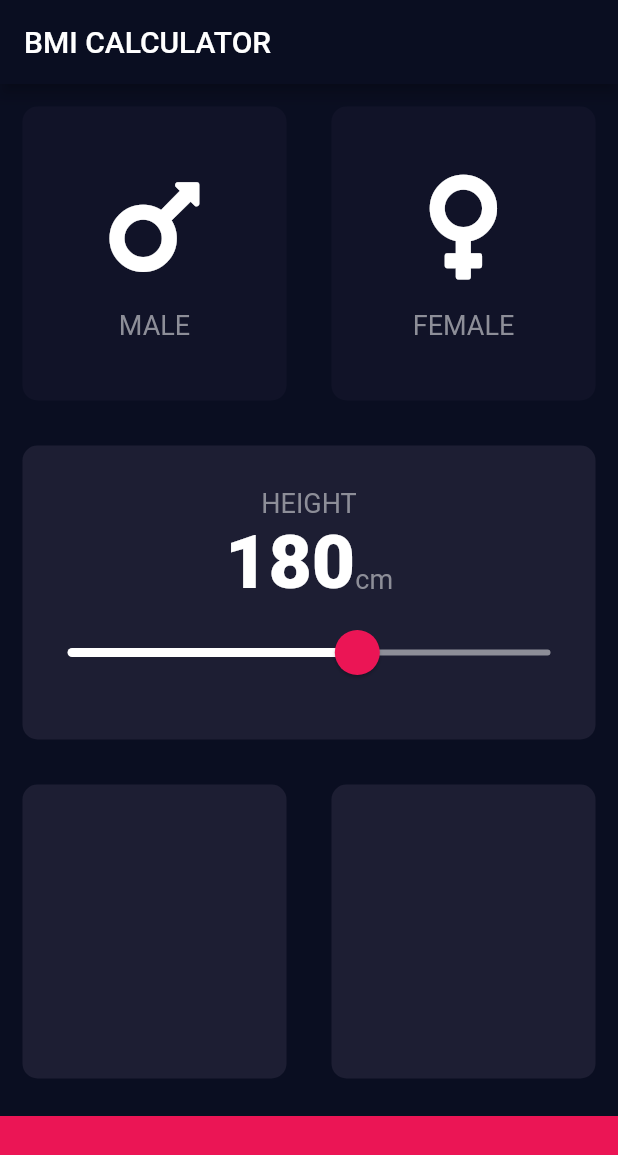
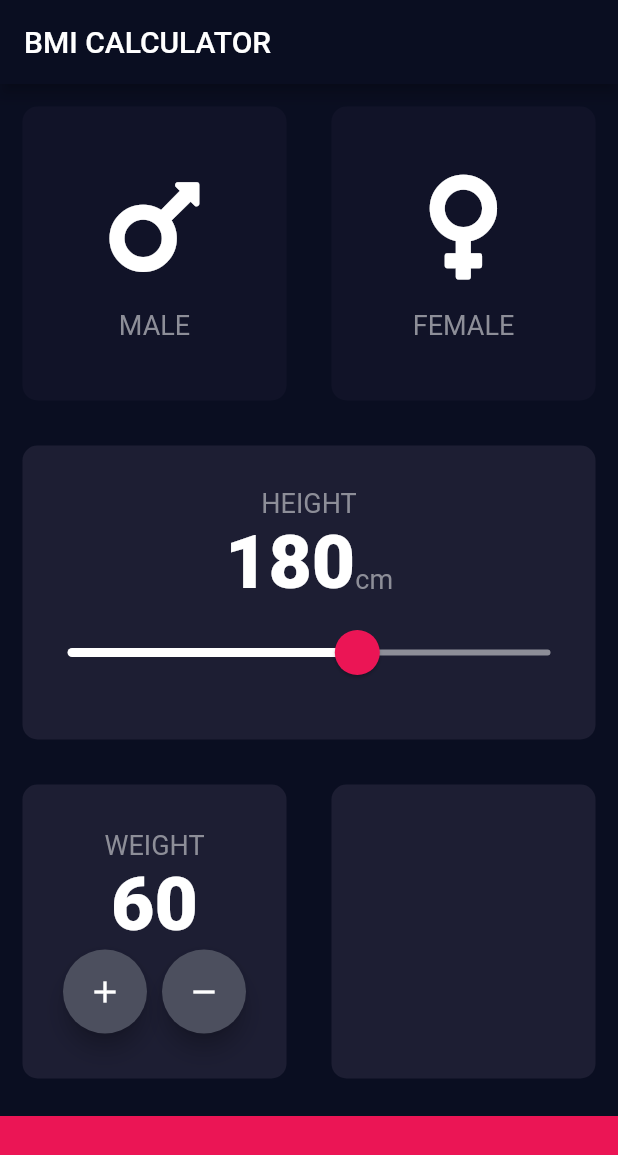
Before and after one commit to n04h/flutter_practice, a Flutter app: the screen it shows after launch, on a phone screen of 412 x 824 dp. Shown: the top 1155 px of the screen. Run offline on Flutter 3.47's test engine with Material 2 defaults, Android fonts, the phone set to English and light mode, and no system bars; our stand-ins replace font_awesome_flutter.

Commit message:
✨ まずは体重の入力部分のUIを作った

```diff
--- a/lib/input_page.dart
+++ b/lib/input_page.dart
@@ -14,6 +14,7 @@ class InputPage extends StatefulWidget {
 class _InputPageState extends State<InputPage> {
   Gender selectedGender;
   int height = 180;
+  int weight = 60;
 
   @override
   Widget build(BuildContext context) {
@@ -117,6 +118,41 @@ class _InputPageState extends State<InputPage> {
                 Expanded(
                   child: ReusableCard(
                     cardColor: kActiveCardColor,
+                    cardChild: Column(
+                      mainAxisAlignment: MainAxisAlignment.center,
+                      children: <Widget>[
+                        Text(
+                          'WEIGHT',
+                          style: kLabelTextStyle,
+                        ),
+                        Text(
+                          weight.toString(),
+                          style: kNumberTextStyle,
+                        ),
+                        Row(
+                          mainAxisAlignment: MainAxisAlignment.center,
+                          children: <Widget>[
+                            FloatingActionButton(
+                              backgroundColor: Color(0xFF4C4F5E),
+                              child: Icon(
+                                Icons.add,
+                                color: Colors.white,
+                              ),
+                            ),
+                            SizedBox(
+                              width: 10,
+                            ),
+                            FloatingActionButton(
+                              backgroundColor: Color(0xFF4C4F5E),
+                              child: Icon(
+                                Icons.remove,
+                                color: Colors.white,
+                              ),
+                            ),
+                          ],
+                        )
+                      ],
+                    ),
                   ),
                 ),
                 Expanded(
```
